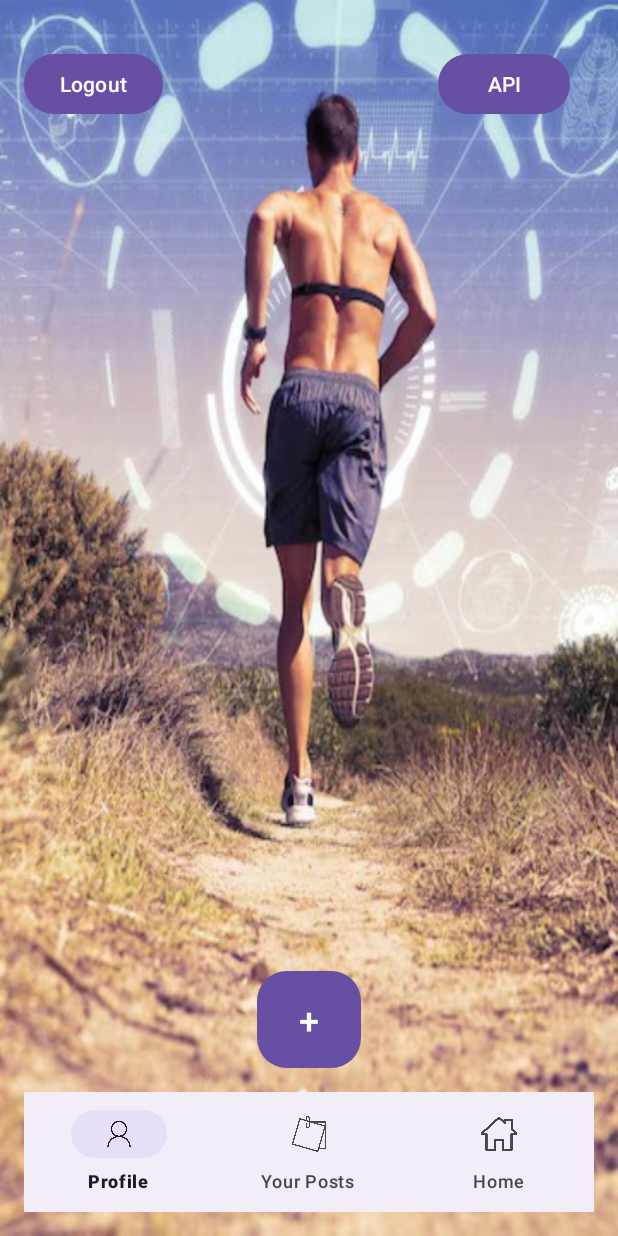
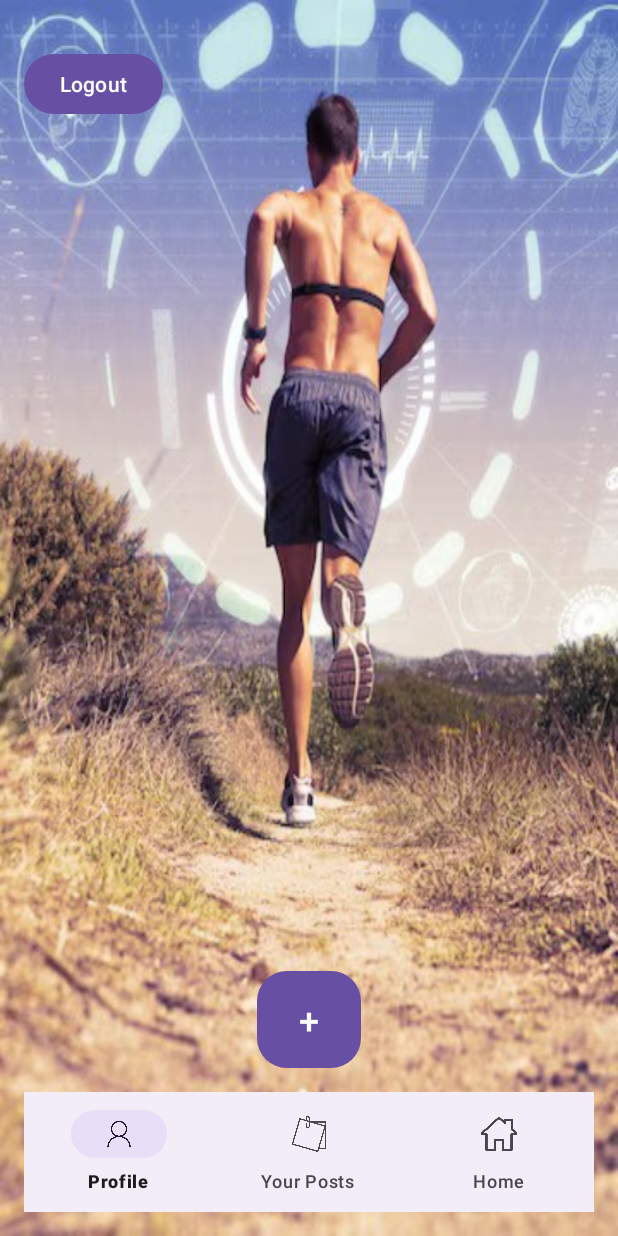
Before and after one commit to shlomi90/Running-App, an Android app: the screen it shows after launch once a user with an empty profile is signed in (MainActivity), on a phone screen of 412 x 824 dp. Run offline under Robolectric (Android 15) with nearby library versions, the phone set to English and light mode, and no system bars; our stand-ins replace Firebase (no records; nobody signed in at launch, a user with empty details on screens opened directly), Picasso; pictures from the network do not load.

Commit message:
new commit

```diff
--- a/app/src/main/java/com/example/myapplication/MainActivity.kt
+++ b/app/src/main/java/com/example/myapplication/MainActivity.kt
@@ -20,9 +20,7 @@ import com.google.firebase.database.*
 class MainActivity : AppCompatActivity() {
 
     private lateinit var buttonLogout: Button
-    private lateinit var buttonApi: Button
     private lateinit var addPost: Button
-
     private lateinit var auth: FirebaseAuth
     private lateinit var recyclerView: RecyclerView
     private lateinit var postAdapter: PostAdapter
@@ -43,7 +41,6 @@ class MainActivity : AppCompatActivity() {
         auth = FirebaseAuth.getInstance()
         currentUser = auth.currentUser
         buttonLogout = findViewById(R.id.logout)
-        buttonApi = findViewById(R.id.api)
         addPost = findViewById(R.id.add_button)
 
         recyclerView = findViewById(R.id.recyclerView)
--- a/app/src/main/res/layout/activity_main.xml
+++ b/app/src/main/res/layout/activity_main.xml
@@ -29,16 +29,7 @@
         android:layout_marginTop="16dp"
         android:text="@string/logout" />
 
-    <!-- API Button -->
-    <Button
-        android:id="@+id/api"
-        android:layout_width="wrap_content"
-        android:layout_height="wrap_content"
-        android:layout_alignParentEnd="true"
-        android:layout_marginEnd="16dp"
-        android:layout_marginTop="16dp"
-        android:text="@string/api1"
-        tools:ignore="RelativeOverlap" />
+
 
     <!-- "+" Button -->
     <Button
```
